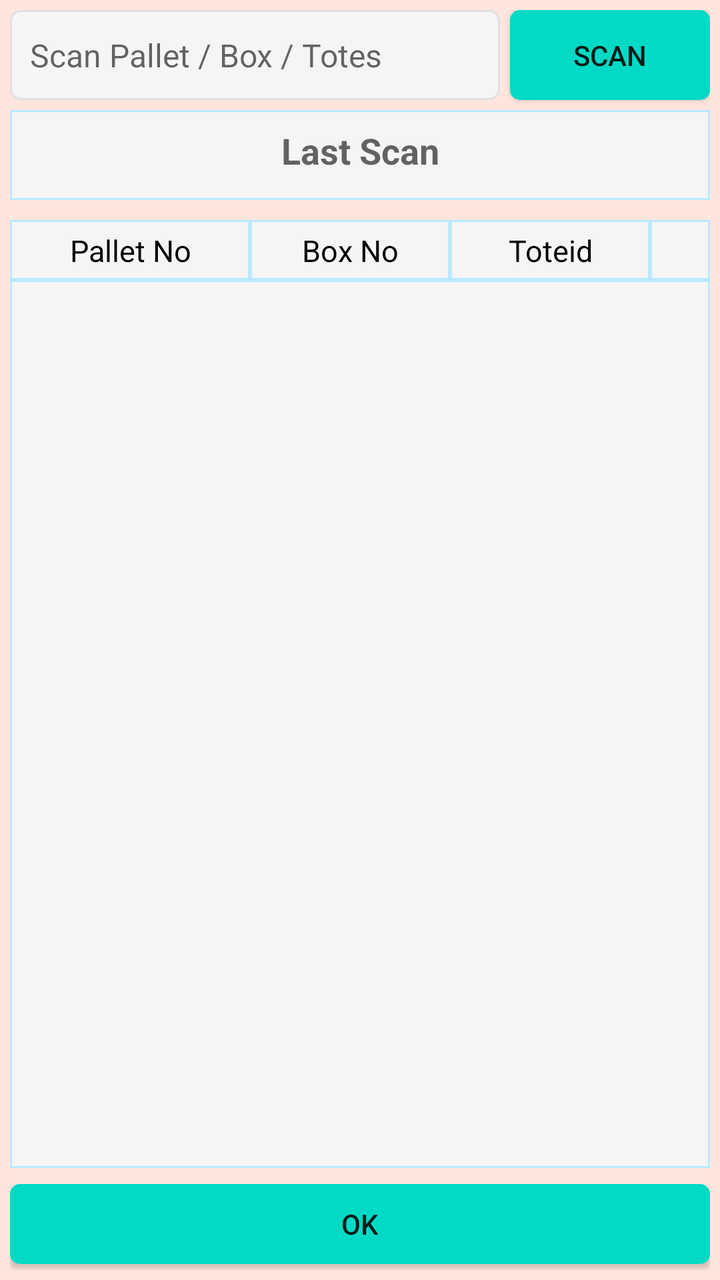
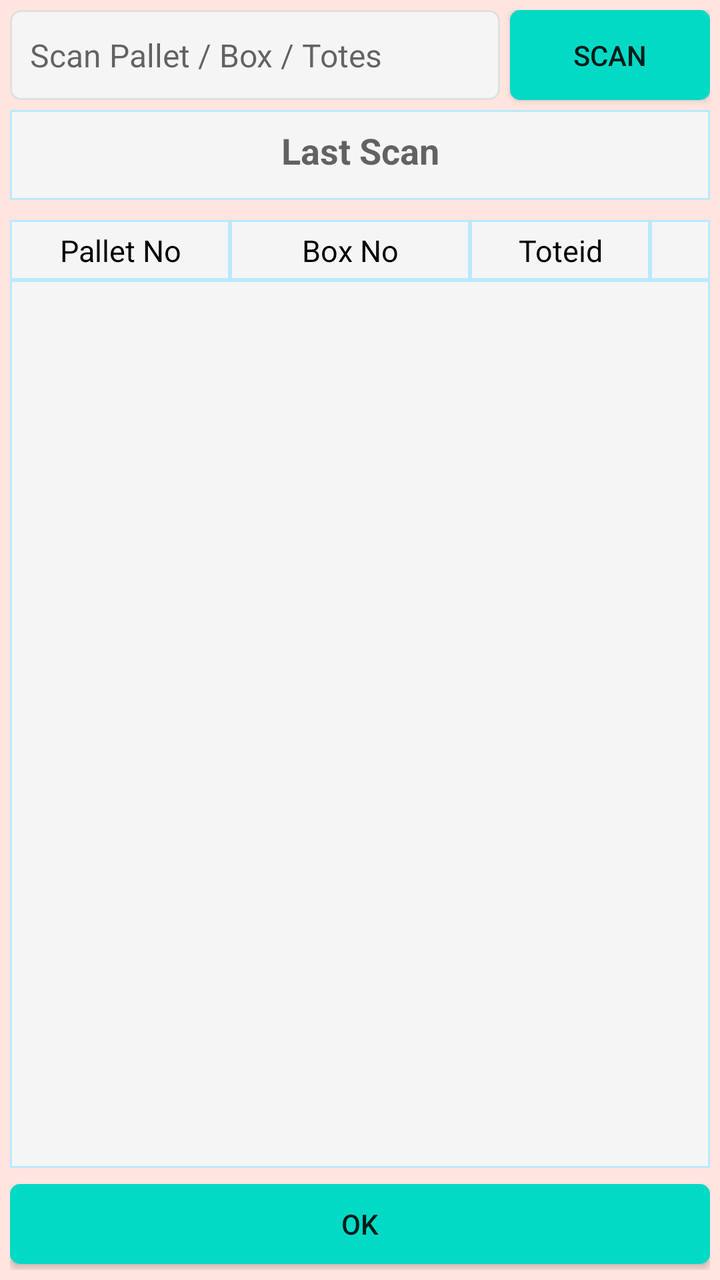

Screens rendered from an Android XML layout before and after an edit, with the pre-edit source and the edit as a unified diff.
<!-- AndroidManifest.xml: application theme AppTheme -->
<!-- res/layout/warehouse_grn_new_popup_items_scan.xml -->
<?xml version="1.0" encoding="utf-8"?>
<androidx.constraintlayout.widget.ConstraintLayout
    xmlns:android="http://schemas.android.com/apk/res/android"
    xmlns:app="http://schemas.android.com/apk/res-auto"
    xmlns:tools="http://schemas.android.com/tools"
    android:layout_width="380dp"
    android:padding="5dp"
    android:background="@color/colorBackPopup"
    android:layout_gravity="center"
    android:layout_height="650dp">

    <EditText
        android:id="@+id/et_warehouse_grn_new_popup_scan"
        android:layout_width="0dp"
        android:layout_height="45dp"
        android:layout_marginRight="5dp"
        android:background="@drawable/et_custom"
        android:hint="Scan Pallet / Box / Totes"
        android:padding="10dp"
        android:textColor="@color/coloBlack"
        android:textSize="16dp"
        app:layout_constraintEnd_toStartOf="@+id/bt_warehouse_grn_new_popup_scan"
        app:layout_constraintStart_toStartOf="parent"
        app:layout_constraintTop_toTopOf="parent" />

    <Button
        android:id="@+id/bt_warehouse_grn_new_popup_scan"
        android:layout_width="100dp"
        android:layout_height="0dp"
        android:background="@drawable/btn_custom1"
        android:text="SCAN"
        android:textAllCaps="false"
        android:textSize="14sp"
        app:layout_constraintBottom_toBottomOf="@+id/et_warehouse_grn_new_popup_scan"
        app:layout_constraintEnd_toEndOf="parent"
        app:layout_constraintTop_toTopOf="parent" />

    <TextView
        android:id="@+id/tv_warehouse_grn_new_popup_last_scan"
        android:layout_width="0dp"
        android:layout_height="45dp"
        android:layout_marginTop="5dp"
        android:background="@drawable/et_custom_total"
        android:hint="Last Scan"
        android:padding="8dp"
        android:textAlignment="center"
        android:textColor="@color/coloRed"
        android:textSize="18dp"
        android:textStyle="bold"
        app:layout_constraintEnd_toEndOf="parent"
        app:layout_constraintStart_toStartOf="parent"
        app:layout_constraintTop_toBottomOf="@+id/et_warehouse_grn_new_popup_scan" />

    <TextView
        android:id="@+id/textView1"
        android:layout_width="120dp"
        android:layout_height="30dp"
        android:layout_marginTop="10dp"
        android:background="@drawable/et_custom_total"
        android:gravity="center"
        android:padding="5dp"
        android:text="Pallet No"
        android:textColor="@color/coloBlack"
        android:textSize="15dp"
        app:layout_constraintStart_toStartOf="parent"
        app:layout_constraintTop_toBottomOf="@+id/tv_warehouse_grn_new_popup_last_scan" />

    <TextView
        android:id="@+id/textView2"
        android:layout_width="100dp"
        android:layout_height="30dp"
        android:layout_marginTop="10dp"
        android:background="@drawable/et_custom_total"
        android:gravity="center"
        android:padding="5dp"
        android:text="Box No"
        android:textColor="@color/coloBlack"
        android:textSize="15dp"
        app:layout_constraintStart_toEndOf="@+id/textView1"
        app:layout_constraintTop_toBottomOf="@+id/tv_warehouse_grn_new_popup_last_scan" />

    <TextView
        android:id="@+id/textView3"
        android:layout_width="0dp"
        android:layout_height="30dp"
        android:layout_marginTop="10dp"
        android:background="@drawable/et_custom_total"
        android:gravity="center"
        android:padding="5dp"
        android:text=""
        android:textColor="@color/coloBlack"
        android:textSize="15dp"
        app:layout_constraintEnd_toEndOf="parent"
        app:layout_constraintStart_toEndOf="@+id/textView5"
        app:layout_constraintTop_toBottomOf="@+id/tv_warehouse_grn_new_popup_last_scan" />

    <TextView
        android:id="@+id/textView5"
        android:layout_width="100dp"
        android:layout_height="30dp"
        android:layout_marginTop="10dp"
        android:background="@drawable/et_custom_total"
        android:gravity="center"
        android:padding="5dp"
        android:text="Toteid"
        android:textColor="@color/coloBlack"
        android:textSize="15dp"
        app:layout_constraintStart_toEndOf="@+id/textView2"
        app:layout_constraintTop_toBottomOf="@+id/tv_warehouse_grn_new_popup_last_scan" />

    <ListView
        android:id="@+id/lv_warehouse_grn_new_popup_scandetail"
        android:layout_width="0dp"
        android:layout_height="0dp"
        android:layout_marginBottom="8dp"
        android:background="@drawable/et_custom_total"
        app:layout_constraintBottom_toTopOf="@+id/bt_warehouse_grn_new_popup_ok"
        app:layout_constraintEnd_toEndOf="parent"
        app:layout_constraintStart_toStartOf="parent"
        app:layout_constraintTop_toBottomOf="@+id/textView1" />

    <Button
        android:id="@+id/bt_warehouse_grn_new_popup_ok"
        android:layout_width="0dp"
        android:layout_height="40dp"
        android:layout_marginBottom="3dp"
        android:background="@drawable/btn_custom1"
        android:text="OK"
        android:textAllCaps="false"
        android:textSize="14sp"
        app:layout_constraintBottom_toBottomOf="parent"
        app:layout_constraintEnd_toEndOf="parent"
        app:layout_constraintStart_toStartOf="parent" />

</androidx.constraintlayout.widget.ConstraintLayout>
<!-- resources referenced by this layout -->
<resources>
  <color name="coloBlack">#000000</color>
  <color name="coloRed">#ff0000</color>
  <color name="colorBackPopup">#FFE5DD</color>
  <!-- drawable btn_custom1 (drawable) -->
  <?xml version="1.0" encoding="utf-8"?>
  <shape xmlns:android="http://schemas.android.com/apk/res/android"
      android:padding="10dp"
      android:shape="rectangle" >
  
      <solid android:color="@color/colorBtn" />
  
      <corners
          android:bottomLeftRadius="5dp"
          android:bottomRightRadius="5dp"
          android:topLeftRadius="5dp"
          android:topRightRadius="5dp" />
  
  </shape>
  <!-- drawable et_custom (drawable) -->
  <?xml version="1.0" encoding="utf-8"?>
  <shape xmlns:android="http://schemas.android.com/apk/res/android"
      android:padding="10dp"
      android:shape="rectangle" >
  
      <solid android:color="#f5f5f5" />
  
      <stroke
          android:width="1dp"
          android:color="#e0e0e0" />
  
      <corners
          android:bottomLeftRadius="5dp"
          android:bottomRightRadius="5dp"
          android:topLeftRadius="5dp"
          android:topRightRadius="5dp" />
  
  </shape>
  <!-- drawable et_custom_total (drawable) -->
  <?xml version="1.0" encoding="utf-8"?>
  <shape xmlns:android="http://schemas.android.com/apk/res/android"
      android:padding="10dp"
      android:shape="rectangle" >
  
      <solid android:color="#f5f5f5" />
  
      <stroke
          android:width="1dp"
          android:color="#B9E9FF" />
  
      <corners
          android:bottomLeftRadius="0dp"
          android:bottomRightRadius="0dp"
          android:topLeftRadius="0dp"
          android:topRightRadius="0dp" />
  
  </shape>
  <style name="AppTheme" parent="Theme.AppCompat.Light.NoActionBar">
          
          <item name="colorPrimary">@color/colorPrimary</item>
          <item name="colorPrimaryDark">@color/colorPrimaryDark</item>
          <item name="colorAccent">@color/colorAccent</item>
      </style>
  <color name="colorBtn">#03DAC5</color>
  <color name="colorPrimary">#ffb200</color>
  <color name="colorPrimaryDark">#ffb200</color>
  <color name="colorAccent">#000000</color>
</resources>

<!-- the commit's change to res/layout/warehouse_grn_new_popup_items_scan.xml (unified diff, before → after) -->
@@ -53,7 +53,7 @@
 
     <TextView
         android:id="@+id/textView1"
-        android:layout_width="120dp"
+        android:layout_width="110dp"
         android:layout_height="30dp"
         android:layout_marginTop="10dp"
         android:background="@drawable/et_custom_total"
@@ -67,7 +67,7 @@
 
     <TextView
         android:id="@+id/textView2"
-        android:layout_width="100dp"
+        android:layout_width="120dp"
         android:layout_height="30dp"
         android:layout_marginTop="10dp"
         android:background="@drawable/et_custom_total"
@@ -96,7 +96,7 @@
 
     <TextView
         android:id="@+id/textView5"
-        android:layout_width="100dp"
+        android:layout_width="90dp"
         android:layout_height="30dp"
         android:layout_marginTop="10dp"
         android:background="@drawable/et_custom_total"
